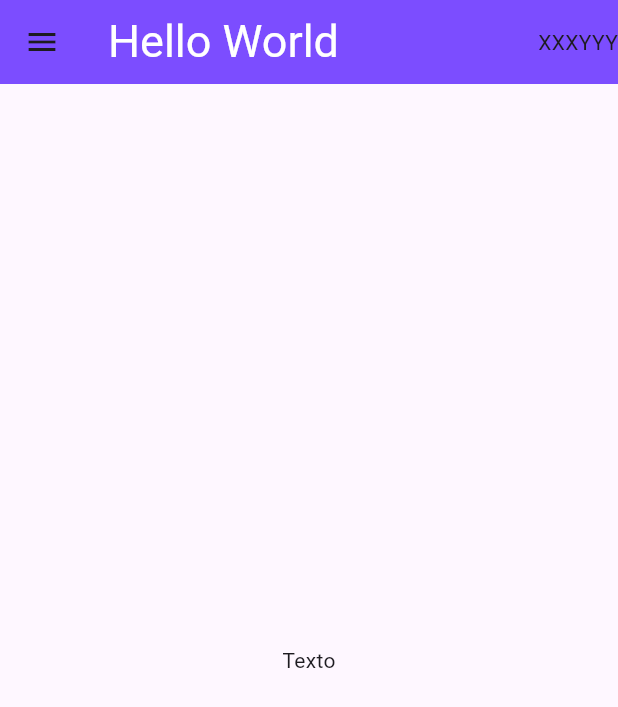
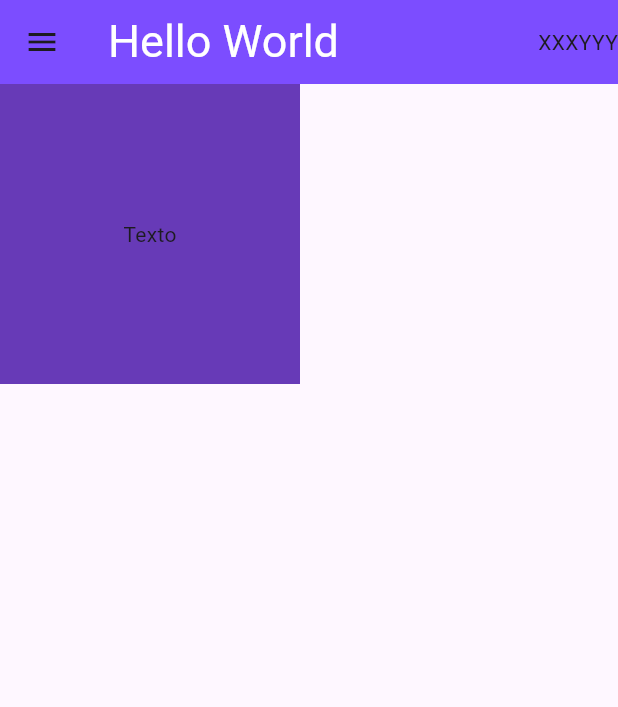
Before and after one commit to Espirrux/flutterzin, a Flutter app: the screen it shows after launch, on a phone screen of 412 x 824 dp. Shown: the top 707 px of the screen. Run offline on Flutter 3.47's test engine with Material 3 defaults, Android fonts, the phone set to English and light mode, and no system bars.

Commit message:
Add Body

```diff
--- a/lib/home_page.dart
+++ b/lib/home_page.dart
@@ -26,7 +26,12 @@ class HomePage extends StatelessWidget {
         ],
       ),
       drawer: const Drawer(), //Menu de Hamburguer para mais opções de Menus, etc... (Barra Lateral)
-      body: const Center(child: Text('Texto'),),
+      body: Container(
+        width: 200,
+        height: 200,
+        color: Colors.deepPurple,
+        child: const Center(child: Text('Texto',),),
+      )
     );
   }
 }
--- a/lib/main.dart
+++ b/lib/main.dart
@@ -1,9 +1,9 @@
 import 'package:flutter/material.dart';
 import 'package:flutterzin/home_page.dart';
 
-void main() { //Inicia o APP!
+void main() {
   runApp(
-    MaterialApp(
-    home: HomePage(),
+    const MaterialApp(
+      home: HomePage(),
   ));
 }
```
